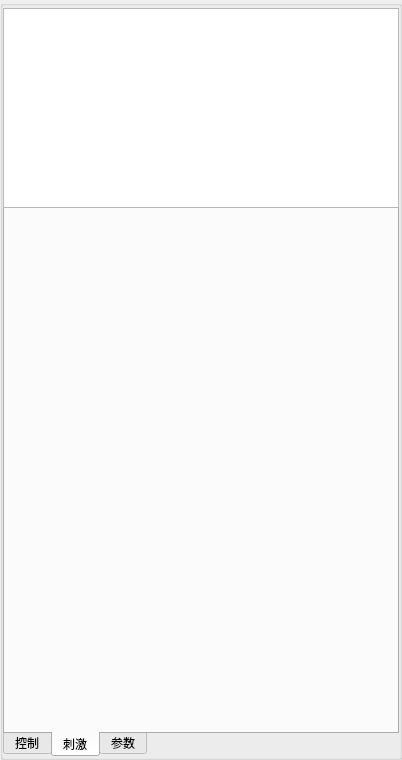
Qt form src/ControlStiParamPlugin/ControlStiParam/CMembraneTestControlArea.ui (IPX-192/controlStiParam) before a commit.
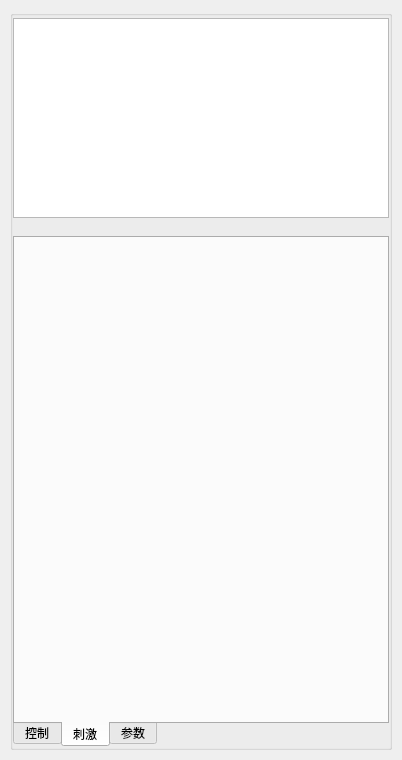
The same form after that commit. Custom widgets are drawn as their Qt base class.

Commit message: 界面提交

```diff
--- a/src/ControlStiParamPlugin/ControlStiParam/CMembraneTestControlArea.ui
+++ b/src/ControlStiParamPlugin/ControlStiParam/CMembraneTestControlArea.ui
@@ -16,28 +16,34 @@
   <property name="layoutDirection">
    <enum>Qt::LeftToRight</enum>
   </property>
-  <layout class="QGridLayout" name="gridLayout_2">
+  <layout class="QVBoxLayout" name="verticalLayout_2">
+   <property name="spacing">
+    <number>0</number>
+   </property>
    <property name="leftMargin">
-    <number>0</number>
+    <number>10</number>
    </property>
    <property name="topMargin">
-    <number>0</number>
+    <number>10</number>
    </property>
    <property name="rightMargin">
-    <number>0</number>
+    <number>10</number>
    </property>
    <property name="bottomMargin">
-    <number>0</number>
+    <number>10</number>
    </property>
-   <property name="spacing">
-    <number>0</number>
-   </property>
-   <item row="0" column="0">
+   <item>
     <widget class="QGroupBox" name="groupBox">
+     <property name="styleSheet">
+      <string notr="true"/>
+     </property>
      <property name="title">
       <string/>
      </property>
-     <layout class="QGridLayout" name="gridLayout">
+     <layout class="QVBoxLayout" name="verticalLayout">
+      <property name="spacing">
+       <number>20</number>
+      </property>
       <property name="leftMargin">
        <number>0</number>
       </property>
@@ -50,10 +56,26 @@
       <property name="bottomMargin">
        <number>0</number>
       </property>
-      <property name="spacing">
-       <number>0</number>
-      </property>
-      <item row="1" column="0">
+      <item>
+       <widget class="CDataMonitorPanel" name="dataMonitorTableView">
+        <property name="minimumSize">
+         <size>
+          <width>0</width>
+          <height>200</height>
+         </size>
+        </property>
+        <property name="maximumSize">
+         <size>
+          <width>16777215</width>
+          <height>195</height>
+         </size>
+        </property>
+        <property name="verticalScrollBarPolicy">
+         <enum>Qt::ScrollBarAlwaysOff</enum>
+        </property>
+       </widget>
+      </item>
+      <item>
        <widget class="QTabWidget" name="full_tab">
         <property name="tabPosition">
          <enum>QTabWidget::South</enum>
@@ -81,25 +103,6 @@
         </widget>
        </widget>
       </item>
-      <item row="0" column="0">
-       <widget class="CDataMonitorPanel" name="dataMonitorTableView">
-        <property name="minimumSize">
-         <size>
-          <width>0</width>
-          <height>200</height>
-         </size>
-        </property>
-        <property name="maximumSize">
-         <size>
-          <width>16777215</width>
-          <height>195</height>
-         </size>
-        </property>
-        <property name="verticalScrollBarPolicy">
-         <enum>Qt::ScrollBarAlwaysOff</enum>
-        </property>
-       </widget>
-      </item>
      </layout>
     </widget>
    </item>
```
The commit also changes 3 other files.
